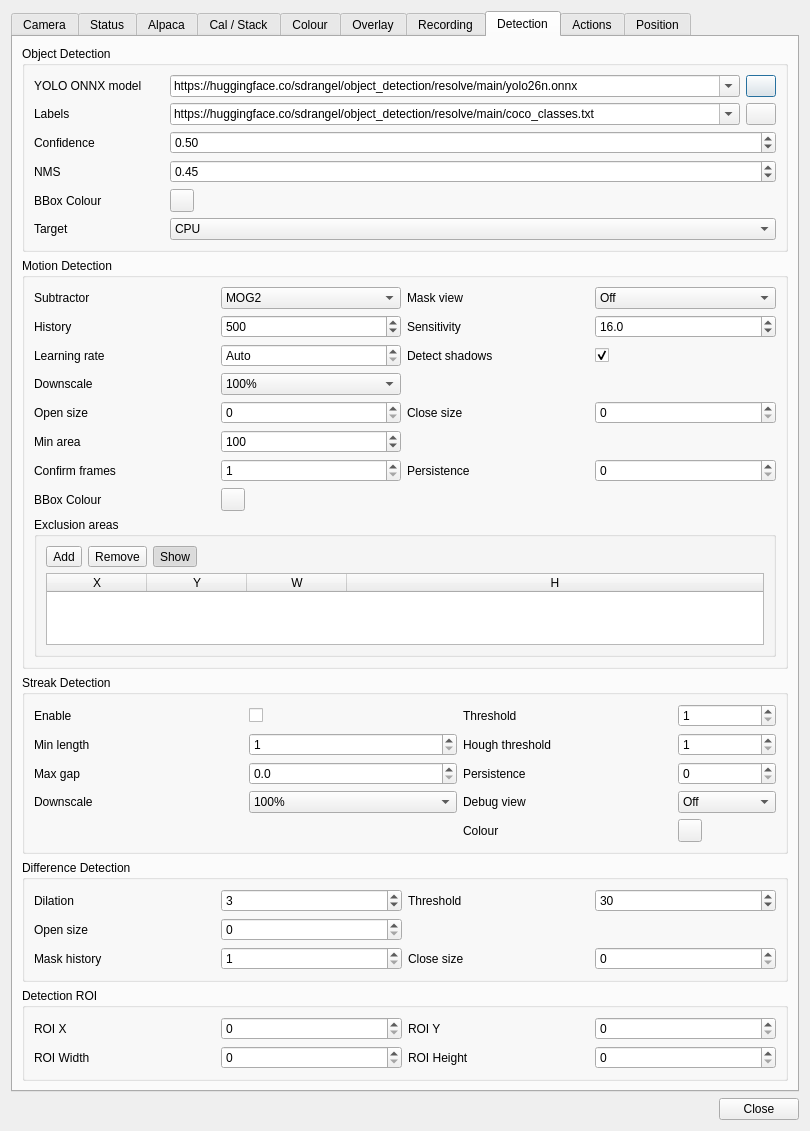
Before: the Qt Designer form plugins/feature/camera/camerasettingsdialog.ui in srcejon/sdrangel, drawn with Qt 5.
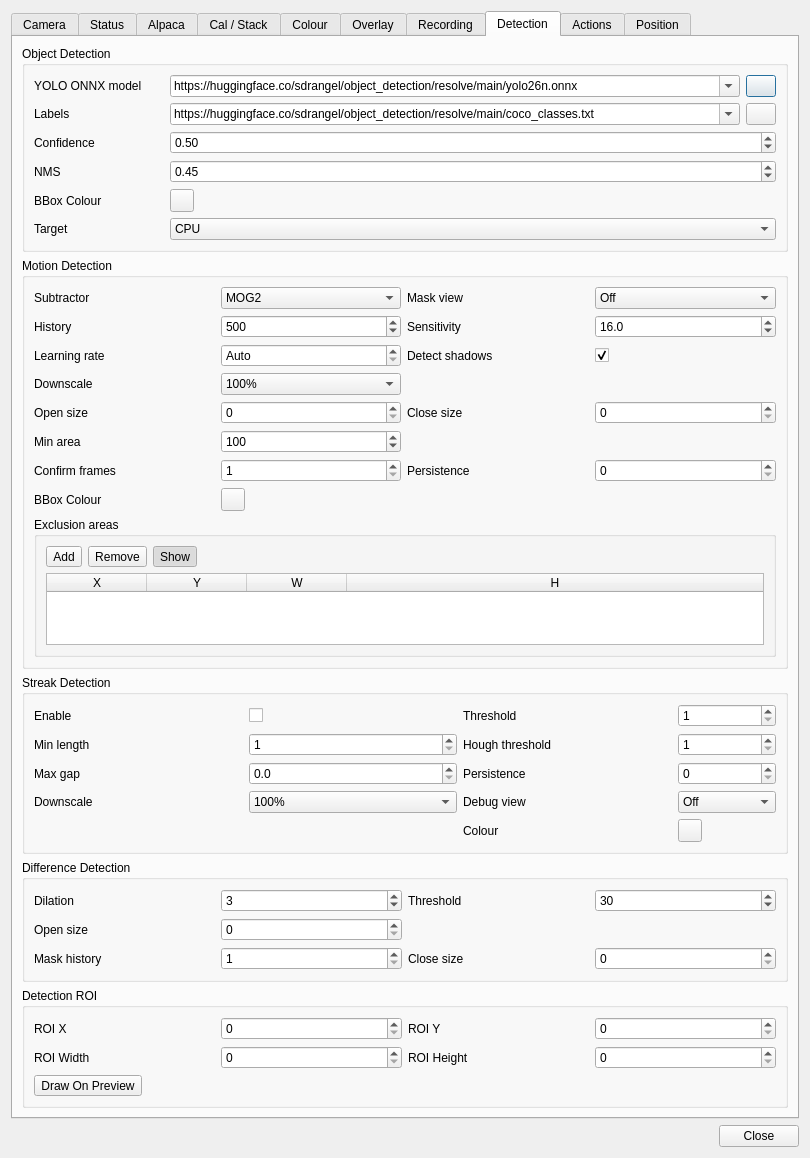
After: the same form once the commit is applied. The open tabs and pages were chosen to show the change. Icons and pictures are not drawn.

Commit message: Add camera ROI preview editing controls

What changed in the file:
```diff
--- a/plugins/feature/camera/camerasettingsdialog.ui
+++ b/plugins/feature/camera/camerasettingsdialog.ui
@@ -4555,6 +4555,16 @@
             </property>
            </widget>
           </item>
+          <item row="4" column="0" colspan="4">
+           <widget class="QToolButton" name="detectionRoiDrawButton">
+            <property name="toolTip">
+             <string>Draw the detection ROI directly on the preview image</string>
+            </property>
+            <property name="text">
+             <string>Draw On Preview</string>
+            </property>
+           </widget>
+          </item>
          </layout>
         </widget>
        </item>
```
Left out of the diff: 2 changed lines with no effect on the pictures. The commit also changes 6 other files.
